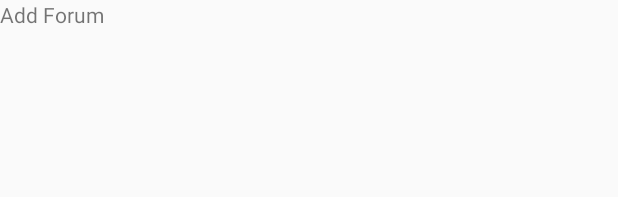
After one commit to maulanarasoky/Dr-Tech, an Android app: the layout fragment_add_forum.xml on its own in the app's theme, with its tools: preview values and no code run, on a phone screen of 412 x 824 dp. The commit adds this screen. Shown: the top 197 px of the screen. Run offline under Robolectric (Android 15) with nearby library versions, the phone set to English and light mode, and no system bars.

Commit message:
Add Some Fragments

```diff
--- a/app/build.gradle
+++ b/app/build.gradle
@@ -31,6 +31,11 @@ dependencies {
     implementation 'androidx.appcompat:appcompat:1.1.0'
     implementation 'androidx.core:core-ktx:1.2.0'
     implementation 'androidx.constraintlayout:constraintlayout:1.1.3'
+    implementation 'androidx.legacy:legacy-support-v4:1.0.0'
+
+    implementation 'com.android.support:design:29.1.0'
+    implementation 'de.hdodenhof:circleimageview:3.1.0'
+
     testImplementation 'junit:junit:4.12'
     androidTestImplementation 'androidx.test.ext:junit:1.1.1'
     androidTestImplementation 'androidx.test.espresso:espresso-core:3.2.0'
--- a/app/src/main/AndroidManifest.xml
+++ b/app/src/main/AndroidManifest.xml
@@ -9,7 +9,7 @@
         android:roundIcon="@mipmap/ic_launcher_round"
         android:supportsRtl="true"
         android:theme="@style/AppTheme.FullScreen">
-        <activity android:name=".MainActivity">
+        <activity android:name=".activity.MainActivity">
             <intent-filter>
                 <action android:name="android.intent.action.MAIN" />
 
--- /dev/null
+++ b/app/src/main/res/layout/fragment_add_forum.xml
@@ -0,0 +1,14 @@
+<?xml version="1.0" encoding="utf-8"?>
+<FrameLayout xmlns:android="http://schemas.android.com/apk/res/android"
+    xmlns:tools="http://schemas.android.com/tools"
+    android:layout_width="match_parent"
+    android:layout_height="match_parent"
+    tools:context=".fragment.AddForum">
+
+    <!-- TODO: Update blank fragment layout -->
+    <TextView
+        android:layout_width="match_parent"
+        android:layout_height="match_parent"
+        android:text="Add Forum" />
+
+</FrameLayout>
--- a/app/src/main/res/values/strings.xml
+++ b/app/src/main/res/values/strings.xml
@@ -1,3 +1,6 @@
 <resources>
     <string name="app_name">Dr. Tech</string>
+
+    <!-- TODO: Remove or change this placeholder text -->
+    <string name="hello_blank_fragment">Hello blank fragment</string>
 </resources>
```
Also changed, not shown: app/src/main/java/com/example/drtech/activity/MainActivity.kt (renamed from app/src/main/java/com/example/drtech/MainActivity.kt, +30 -6 lines), app/src/main/java/com/example/drtech/fragment/AddForum.kt (added, +24 -0 lines), app/src/main/java/com/example/drtech/fragment/Home.kt (added, +24 -0 lines), app/src/main/java/com/example/drtech/fragment/Profile.kt (added, +24 -0 lines), app/src/main/res/layout/activity_main.xml (+14 -5 lines), app/src/main/res/layout/fragment_home.xml (added, +14 -0 lines), app/src/main/res/layout/fragment_profile.xml (added, +14 -0 lines).
